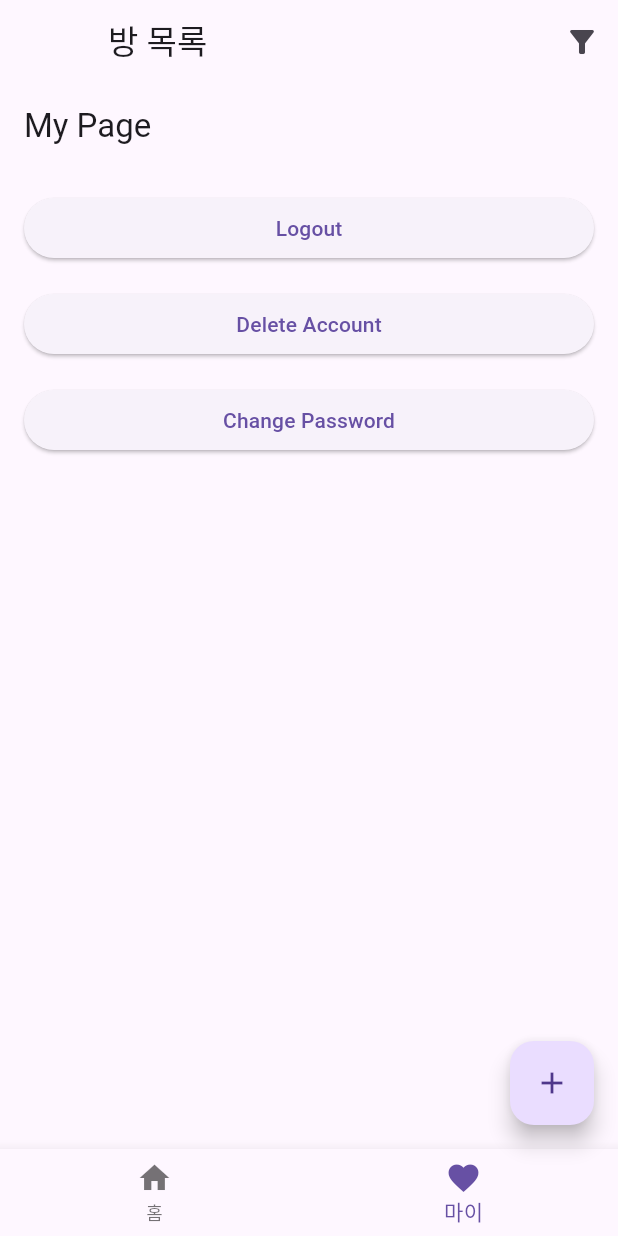
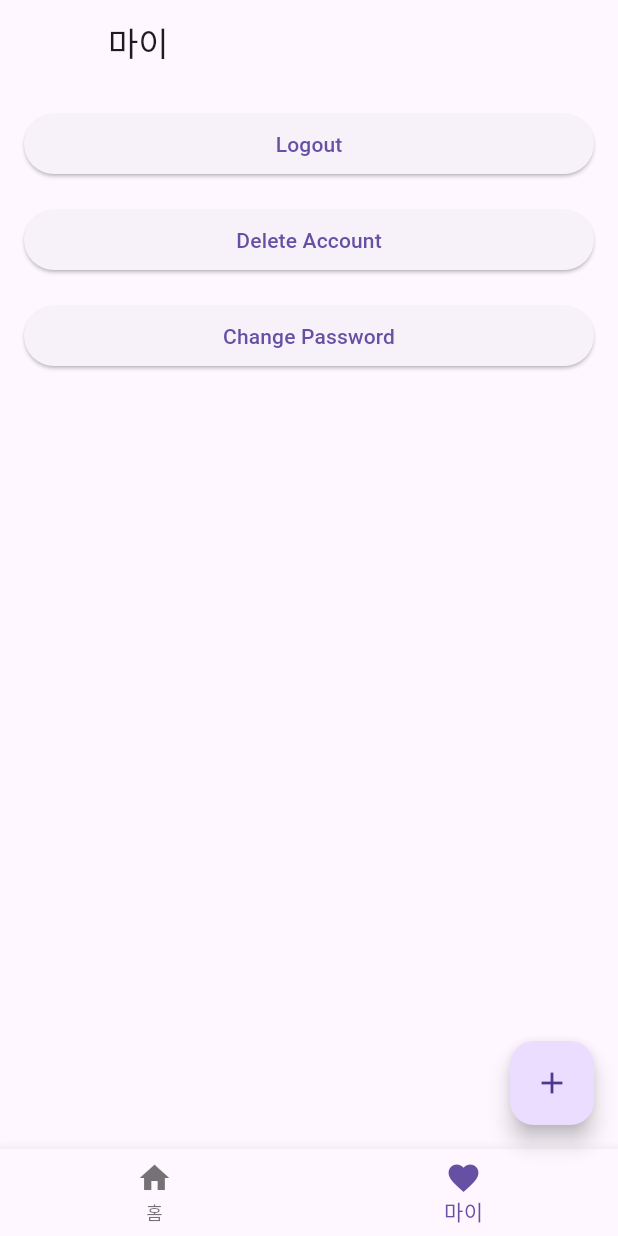
Before and after one commit to peteryu24/BuzzTalk, a Flutter app: the HomeView screen opened by its route, item 2 of the bottom bar chosen, on a phone screen of 412 x 824 dp. Run offline on Flutter 3.47's test engine with Material 3 defaults, Android fonts, the phone set to English and light mode, and no system bars; our stand-ins replace flutter_local_notifications, go_router, shared_preferences, socket_io_client, timezone; accounts and stored records are empty; network calls fail.

Commit message:
[fix] 마이뷰에서 올바르지 못한 앱바가 보이는 것 해결

```diff
--- a/lib/src/view/home/home_view.dart
+++ b/lib/src/view/home/home_view.dart
@@ -29,10 +29,11 @@ class _HomeViewState extends State<HomeView> {
       viewModel: HomeViewModel(),
       builder: (BuildContext context, HomeViewModel viewModel) => Scaffold(
         appBar: AppBar(
-          title: const Text('방 목록'),
+          title: Text(viewModel.currentIndex == 0 ? '방 목록' : "마이"),
           leading: Container(),
           actions: [
-            IconButton(
+            viewModel.currentIndex == 0
+                ? IconButton(
                     onPressed: () async {
                       // 필터 페이지로 이동하고, 필터 결과를 기다림
                       final selectedTopicIds =
@@ -47,7 +48,8 @@ class _HomeViewState extends State<HomeView> {
                       }
                     },
                     icon: const Icon(Icons.filter_alt),
-            ),
+                  )
+                : Container(),
           ],
         ),
         floatingActionButton: FloatingActionButton(
--- a/lib/src/view/home/my_room/my_room_view.dart
+++ b/lib/src/view/home/my_room/my_room_view.dart
@@ -20,9 +20,6 @@ class _MyRoomViewState extends State<MyRoomView> {
       child: Consumer<MyRoomViewModel>(
         builder: (context, viewModel, child) {
           return Scaffold(
-            appBar: AppBar(
-              title: const Text("My Page"),
-            ),
             body: Padding(
               padding: const EdgeInsets.all(16.0),
               child: Column(
```
Lines whose indentation alone changed are shown as unchanged.
